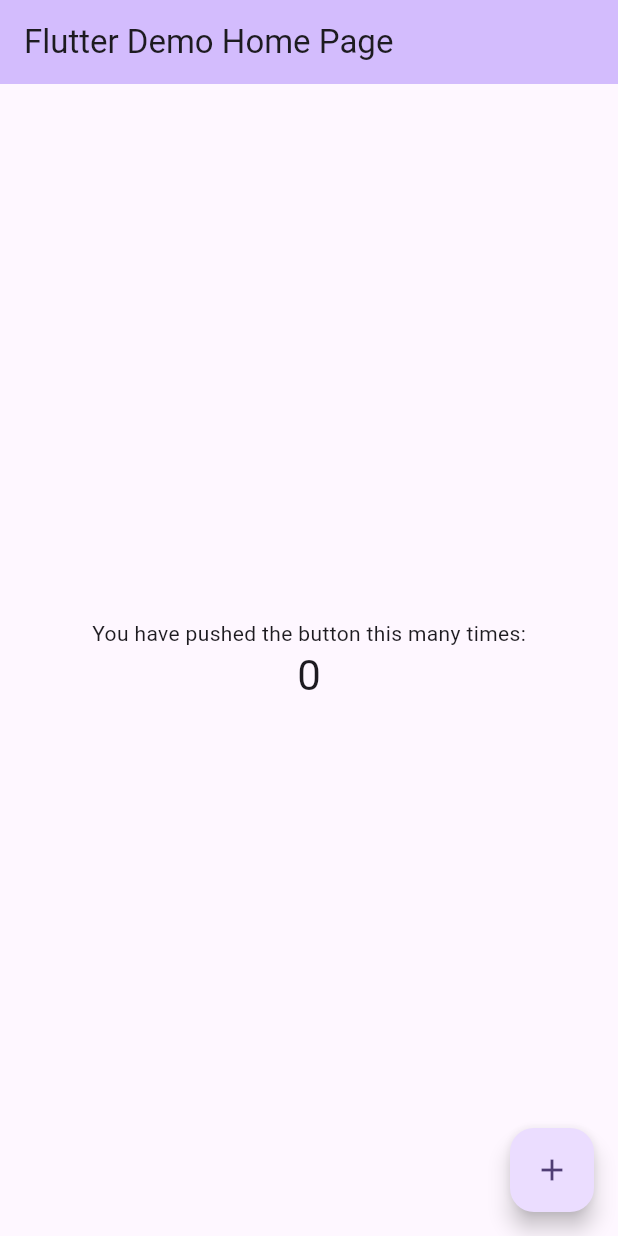
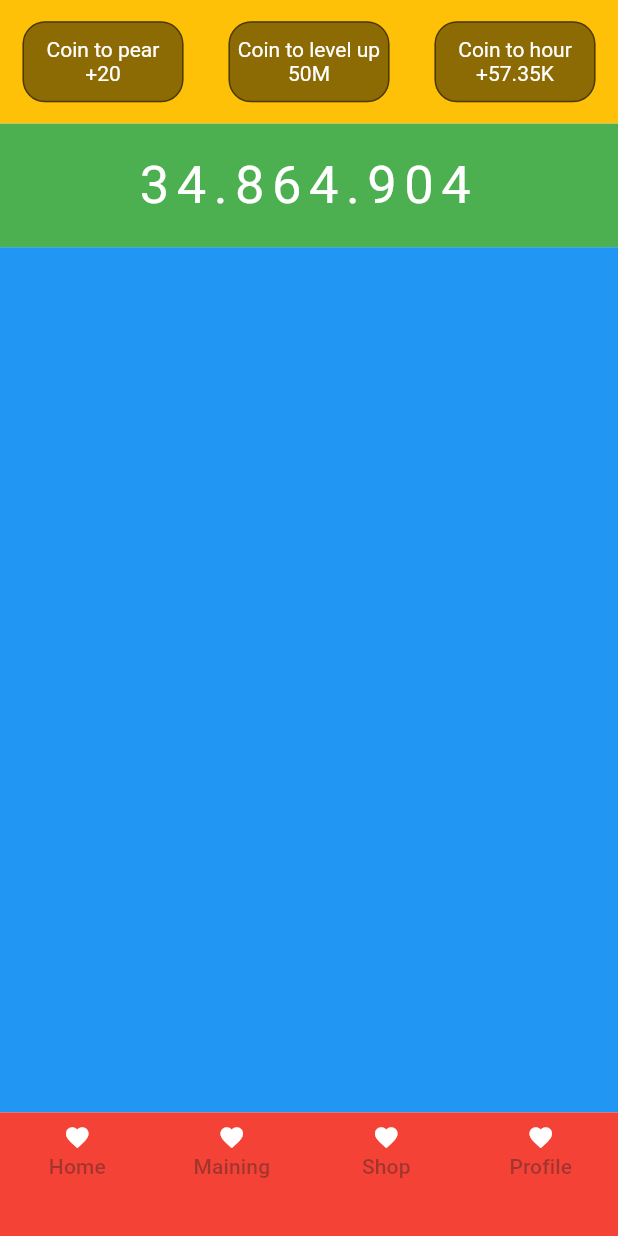
Before and after one commit to Leha228/clicker, a Flutter app: the screen it shows after launch, on a phone screen of 412 x 824 dp. Run offline on Flutter 3.47's test engine with Material 3 defaults, Android fonts, the phone set to English and light mode, and no system bars.

Commit message:
Создание макета главного экрана (День 1)

```diff
--- a/lib/main.dart
+++ b/lib/main.dart
@@ -1,122 +1,54 @@
+import 'package:clicker/widgets/BorderContainerText.dart';
+import 'package:clicker/widgets/ButtonText.dart';
+import 'package:clicker/widgets/CenterText.dart';
 import 'package:flutter/material.dart';
 
 void main() {
-  runApp(const MyApp());
-}
-
-class MyApp extends StatelessWidget {
-  const MyApp({super.key});
-
-  // This widget is the root of your application.
-  @override
-  Widget build(BuildContext context) {
-    return MaterialApp(
-      title: 'Flutter Demo',
-      theme: ThemeData(
-        // This is the theme of your application.
-        //
-        // TRY THIS: Try running your application with "flutter run". You'll see
-        // the application has a purple toolbar. Then, without quitting the app,
-        // try changing the seedColor in the colorScheme below to Colors.green
-        // and then invoke "hot reload" (save your changes or press the "hot
-        // reload" button in a Flutter-supported IDE, or press "r" if you used
-        // the command line to start the app).
-        //
-        // Notice that the counter didn't reset back to zero; the application
-        // state is not lost during the reload. To reset the state, use hot
-        // restart instead.
-        //
-        // This works for code too, not just values: Most code changes can be
-        // tested with just a hot reload.
-        colorScheme: ColorScheme.fromSeed(seedColor: Colors.deepPurple),
+  runApp(
+    Container(
+      color: Colors.white,
+      padding: EdgeInsets.only(top: 0),
+      child: Column(
+        children: [
+          Expanded(
+            flex: 1,
+            child: Container(
+              color: Colors.amber,
+              child: Row(
+                textDirection: TextDirection.ltr,
+                children: [
+                  BorderContainerText("Coin to pear", "+20").render(),
+                  BorderContainerText("Coin to level up", "50M").render(),
+                  BorderContainerText("Coin to hour", "+57.35K").render(),
+                ],
               ),
-      home: const MyHomePage(title: 'Flutter Demo Home Page'),
-    );
-  }
-}
-
-class MyHomePage extends StatefulWidget {
-  const MyHomePage({super.key, required this.title});
-
-  // This widget is the home page of your application. It is stateful, meaning
-  // that it has a State object (defined below) that contains fields that affect
-  // how it looks.
-
-  // This class is the configuration for the state. It holds the values (in this
-  // case the title) provided by the parent (in this case the App widget) and
-  // used by the build method of the State. Fields in a Widget subclass are
-  // always marked "final".
-
-  final String title;
-
-  @override
-  State<MyHomePage> createState() => _MyHomePageState();
-}
-
-class _MyHomePageState extends State<MyHomePage> {
-  int _counter = 0;
-
-  void _incrementCounter() {
-    setState(() {
-      // This call to setState tells the Flutter framework that something has
-      // changed in this State, which causes it to rerun the build method below
-      // so that the display can reflect the updated values. If we changed
-      // _counter without calling setState(), then the build method would not be
-      // called again, and so nothing would appear to happen.
-      _counter++;
-    });
-  }
-
-  @override
-  Widget build(BuildContext context) {
-    // This method is rerun every time setState is called, for instance as done
-    // by the _incrementCounter method above.
-    //
-    // The Flutter framework has been optimized to make rerunning build methods
-    // fast, so that you can just rebuild anything that needs updating rather
-    // than having to individually change instances of widgets.
-    return Scaffold(
-      appBar: AppBar(
-        // TRY THIS: Try changing the color here to a specific color (to
-        // Colors.amber, perhaps?) and trigger a hot reload to see the AppBar
-        // change color while the other colors stay the same.
-        backgroundColor: Theme.of(context).colorScheme.inversePrimary,
-        // Here we take the value from the MyHomePage object that was created by
-        // the App.build method, and use it to set our appbar title.
-        title: Text(widget.title),
             ),
-      body: Center(
-        // Center is a layout widget. It takes a single child and positions it
-        // in the middle of the parent.
-        child: Column(
-          // Column is also a layout widget. It takes a list of children and
-          // arranges them vertically. By default, it sizes itself to fit its
-          // children horizontally, and tries to be as tall as its parent.
-          //
-          // Column has various properties to control how it sizes itself and
-          // how it positions its children. Here we use mainAxisAlignment to
-          // center the children vertically; the main axis here is the vertical
-          // axis because Columns are vertical (the cross axis would be
-          // horizontal).
-          //
-          // TRY THIS: Invoke "debug painting" (choose the "Toggle Debug Paint"
-          // action in the IDE, or press "p" in the console), to see the
-          // wireframe for each widget.
-          mainAxisAlignment: MainAxisAlignment.center,
-          children: <Widget>[
-            const Text('You have pushed the button this many times:'),
-            Text(
-              '$_counter',
-              style: Theme.of(context).textTheme.headlineMedium,
+          ),
+          Expanded(
+            flex: 1,
+            child: Container(
+              color: Colors.green,
+              child: CenterText("34.864.904", 35, 5).render(),
+            ),
+          ),
+          Expanded(flex: 7, child: Container(color: Colors.blue)),
+          Expanded(
+            flex: 1,
+            child: Container(
+              color: Colors.red,
+              child: Row(
+                textDirection: TextDirection.ltr,
+                children: [
+                  ButtonText("Home").render(),
+                  ButtonText("Maining").render(),
+                  ButtonText("Shop").render(),
+                  ButtonText("Profile").render(),
+                ],
+              ),
+            ),
           ),
         ],
       ),
     ),
-      floatingActionButton: FloatingActionButton(
-        onPressed: _incrementCounter,
-        tooltip: 'Increment',
-        child: const Icon(Icons.add),
-      ), // This trailing comma makes auto-formatting nicer for build methods.
   );
 }
-}
```
Also changed, not shown: lib/widgets/BorderContainerText.dart (added, +39 -0 lines), lib/widgets/ButtonText.dart (added, +33 -0 lines), lib/widgets/CenterText.dart (added, +26 -0 lines), 1 other file. Lines whose indentation alone changed are shown as unchanged.
